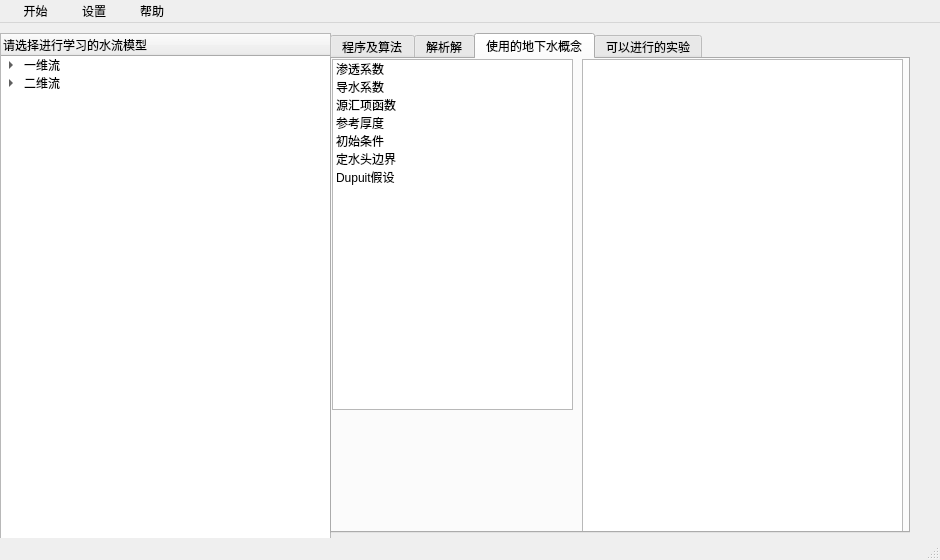
The window that ui/MainWindow - untitled.ui (Yulei-3005240023/FDM_groundwater) describes before a commit, drawn with Qt 5.
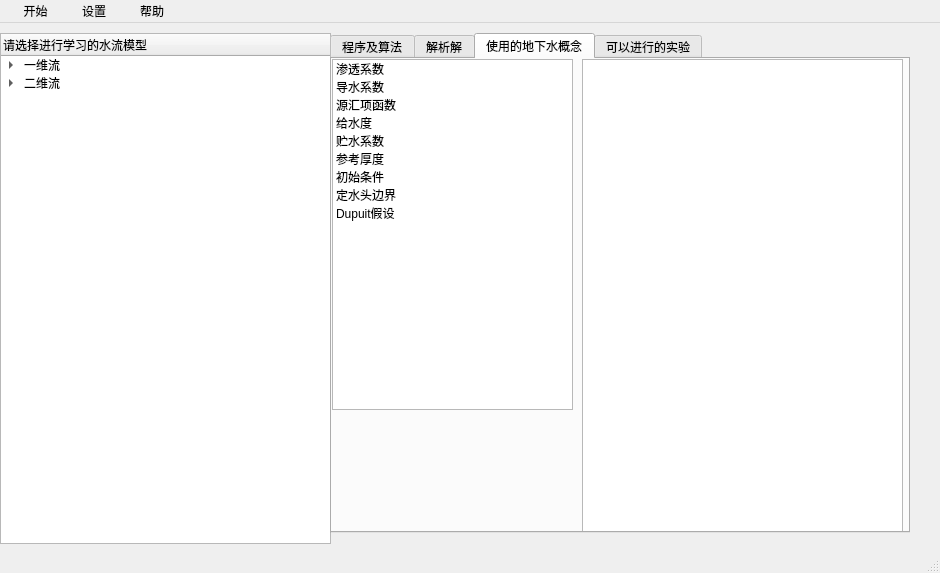
The same window after the commit.

```diff
--- a/ui/MainWindow - untitled.ui
+++ b/ui/MainWindow - untitled.ui
@@ -7,7 +7,7 @@
     <x>0</x>
     <y>0</y>
     <width>940</width>
-    <height>560</height>
+    <height>573</height>
    </rect>
   </property>
   <property name="windowTitle">
@@ -280,6 +280,22 @@
         <string>源汇项函数</string>
        </property>
       </item>
+      <item>
+       <property name="text">
+        <string>给水度</string>
+       </property>
+       <property name="whatsThis">
+        <string>给水度</string>
+       </property>
+      </item>
+      <item>
+       <property name="text">
+        <string>贮水系数</string>
+       </property>
+       <property name="whatsThis">
+        <string>贮水系数</string>
+       </property>
+      </item>
       <item>
        <property name="text">
         <string>参考厚度</string>
```
Left out of the diff: 18 changed lines with no effect on the pictures.
